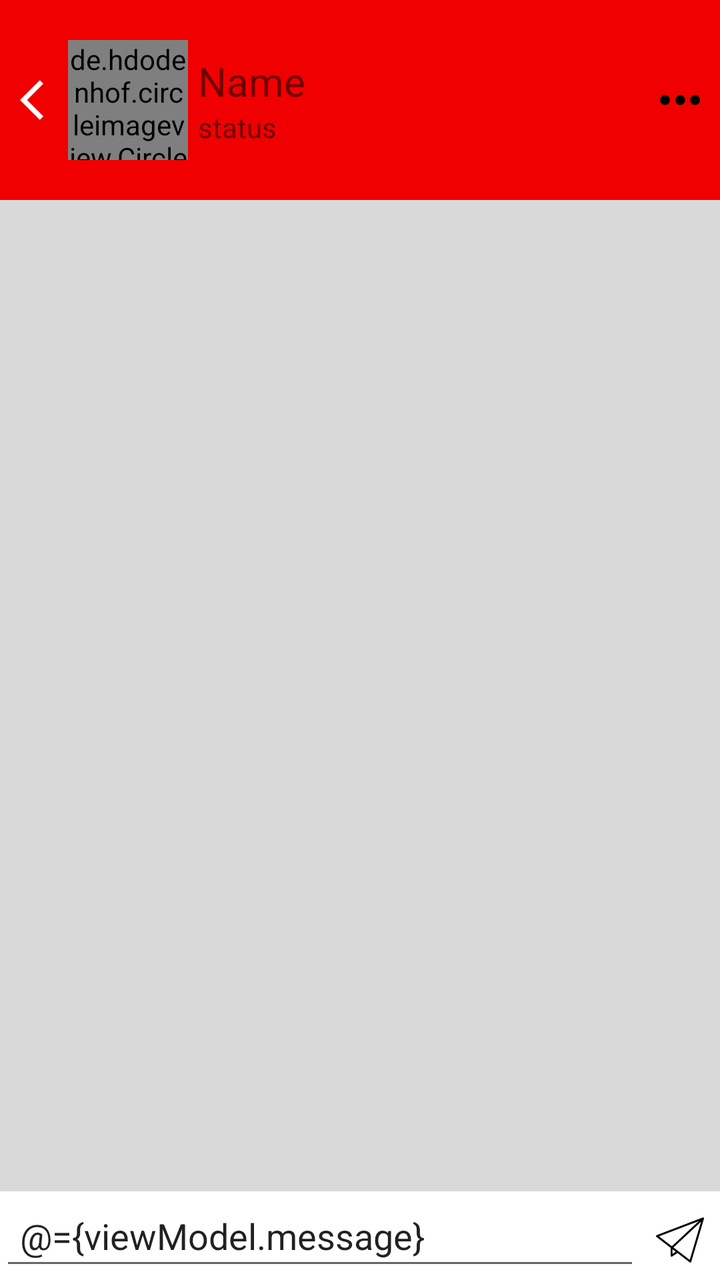
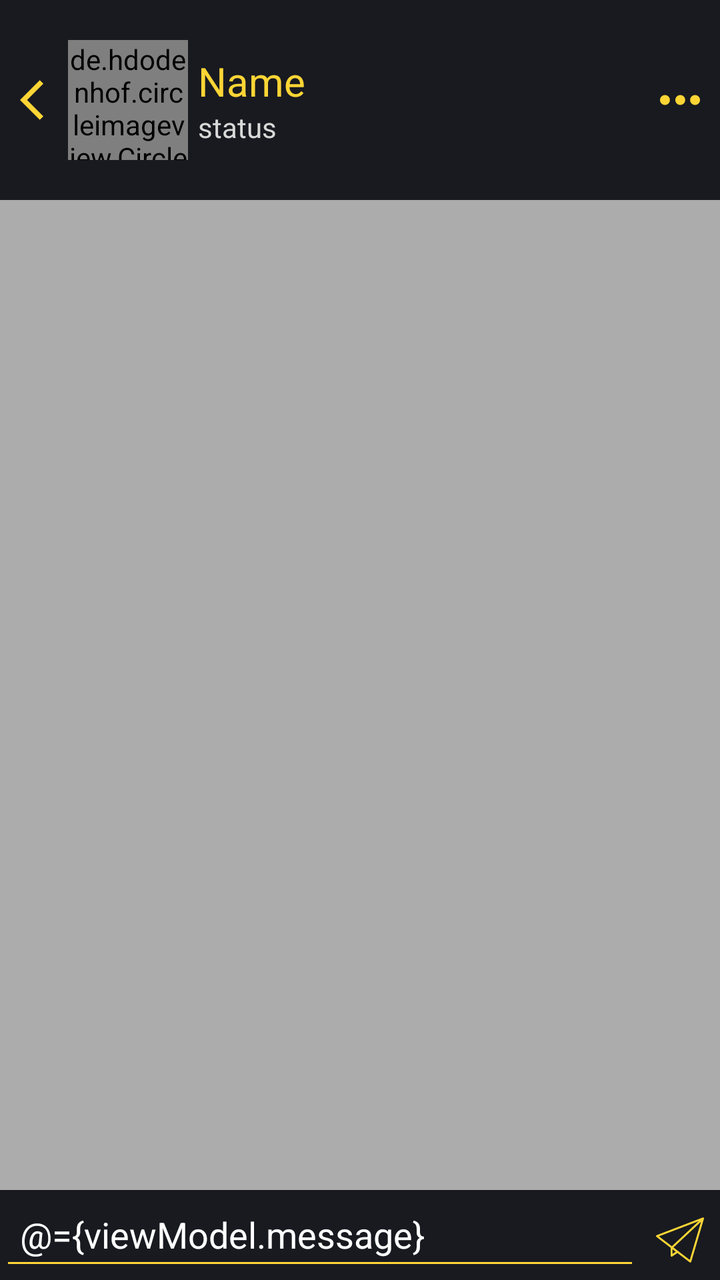

Screens rendered from an Android XML layout before and after an edit, with the pre-edit source and the edit as a unified diff.
<!-- AndroidManifest.xml: application theme Theme.Acrid -->
<!-- res/layout/fragment_chat.xml -->
<?xml version="1.0" encoding="utf-8"?>
<layout xmlns:tools="http://schemas.android.com/tools"
    xmlns:android="http://schemas.android.com/apk/res/android"
    xmlns:app="http://schemas.android.com/apk/res-auto"
    >
    <data>
        <import type="androidx.lifecycle.ViewModelProvider"/>
        <variable
            name="viewModel"
            type="com.example.acrid.viewModel.ChatViewModel" />
    </data>
    <FrameLayout
        android:layout_width="match_parent"
        android:layout_height="match_parent"
        tools:context=".View.Fragment.ChatFragment"
        >

        <ProgressBar
            android:layout_width="wrap_content"
            android:layout_height="wrap_content"
            android:layout_gravity="center"
            android:visibility="gone"
            android:id="@+id/progress"/>
        <androidx.constraintlayout.widget.ConstraintLayout
            android:layout_width="match_parent"
            android:layout_height="match_parent"
            >

            <LinearLayout
                android:id="@+id/linearLayout"
                android:background="@color/gray"
                android:layout_width="match_parent"
                android:layout_height="0dp"
                android:orientation="vertical"
                app:layout_constraintBottom_toTopOf="@+id/chatArea"
                app:layout_constraintTop_toTopOf="parent"
                >

                <LinearLayout
                    android:layout_width="match_parent"
                    android:layout_height="100dp"
                    android:background="@color/primary"
                    android:gravity="center_vertical"
                    android:orientation="horizontal"
                    android:paddingHorizontal="10dp"
                    >

                    <ImageView
                        android:id="@+id/imgBack"
                        android:layout_width="wrap_content"
                        android:layout_height="wrap_content"
                        android:src="@drawable/baseline_arrow_back_ios_24"
                        app:tint="@color/white" />

                    <de.hdodenhof.circleimageview.CircleImageView
                        android:id="@+id/avt"
                        android:layout_width="60dp"
                        android:layout_height="60dp"
                        android:scaleType="centerCrop"
                        android:src="@drawable/img" />

                    <LinearLayout
                        android:layout_width="0dp"
                        android:layout_height="wrap_content"
                        android:layout_marginStart="5dp"
                        android:layout_weight="1"
                        android:orientation="vertical">

                        <TextView
                            android:id="@+id/name"
                            android:layout_width="wrap_content"
                            android:layout_height="wrap_content"
                            android:text="Name"
                            android:textSize="20sp" />

                        <TextView
                            android:id="@+id/status"
                            android:layout_width="wrap_content"
                            android:layout_height="wrap_content"
                            android:text="status" />

                    </LinearLayout>

                    <ImageView
                        android:id="@+id/seeMore"
                        android:layout_width="20dp"
                        android:layout_height="20dp"
                        android:src="@drawable/three_dots" />
                </LinearLayout>

                    <androidx.recyclerview.widget.RecyclerView
                        android:scrollIndicators="right"
                        android:id="@+id/recycler"
                        android:layout_width="match_parent"
                        android:layout_height="match_parent"
                        android:scrollbars="vertical"
                        android:fadeScrollbars="false"

                        />

            </LinearLayout>


            <LinearLayout
                android:id="@+id/chatArea"
                android:layout_width="match_parent"
                android:layout_height="wrap_content"
                android:background="@color/white"
                app:layout_constraintBottom_toBottomOf="parent"
                app:layout_constraintTop_toBottomOf="@id/linearLayout"
                android:orientation="horizontal">

                <EditText
                    android:id="@+id/edtMessage"
                    android:layout_width="0dp"
                    android:layout_height="wrap_content"
                    android:layout_weight="1"
                    android:padding="10dp"
                    android:gravity="top"
                    android:inputType="textMultiLine"
                    android:maxLines="6"
                    android:minLines="1"
                    android:scrollbars="vertical"
                    android:overScrollMode="always"
                    android:text="@={viewModel.message}"/>
                <ImageButton
                    android:id="@+id/btnSendMessage"
                    android:layout_width="40dp"
                    android:layout_height="30dp"
                    android:src="@drawable/send_icon"
                    android:layout_gravity="bottom"
                    android:layout_marginBottom="5dp"
                    android:scaleType="centerInside"
                    android:background="@drawable/transparent"
                    />
            </LinearLayout>

        </androidx.constraintlayout.widget.ConstraintLayout>


    </FrameLayout>
</layout>
<!-- resources referenced by this layout -->
<resources>
  <color name="gray">#d9d9d9</color>
  <color name="primary">#f00000</color>
  <color name="white">#FFFFFFFF</color>
  <!-- drawable baseline_arrow_back_ios_24 (drawable) -->
  <vector xmlns:android="http://schemas.android.com/apk/res/android" android:autoMirrored="true" android:height="24dp" android:tint="#000000" android:viewportHeight="24" android:viewportWidth="24" android:width="24dp">
        
      <path android:fillColor="@android:color/white" android:pathData="M11.67,3.87L9.9,2.1 0,12l9.9,9.9 1.77,-1.77L3.54,12z"/>
      
  </vector>
  <!-- drawable img: png bitmap (drawable, 96543 bytes) -->
  <!-- drawable send_icon (drawable) -->
  <vector xmlns:android="http://schemas.android.com/apk/res/android" android:height="24dp" android:viewportHeight="512" android:viewportWidth="512" android:width="24dp">
        
      <path android:fillColor="#000000" android:pathData="M508.64,18.45c-2.93,-2.7 -7.13,-3.51 -10.83,-2.09L6.72,204.45c-3.54,1.36 -6.07,4.51 -6.61,8.26c-0.54,3.75 0.99,7.5 3.99,9.8l152.13,116.75c-0,0.12 -0.57,0.22 -0.57,0.34v83.59c0,3.85 2.66,7.39 6.06,9.21c1.54,0.83 3.51,1.24 5.2,1.24c2.03,0 4.18,-0.59 5.93,-1.76l56.12,-37.37l130.37,99.67c1.85,1.41 4.1,2.15 6.36,2.15c1.09,0 2.19,-0.17 3.25,-0.52c3.27,-1.07 5.81,-3.67 6.79,-6.97L511.57,29.08C512.7,25.27 511.56,21.15 508.64,18.45zM170.51,321.51c-0.38,0.36 -0.7,0.76 -1.02,1.16L31.66,217.27L456.52,54.56L170.51,321.51zM176.55,403.66v-48.45l33.85,25.89L176.55,403.66zM360,468.35l-121.63,-93.01c-1.26,-1.77 -2.97,-3.03 -4.88,-3.73l-47.29,-36.16L480.39,60.86L360,468.35z"/>
      
  </vector>
  <!-- drawable three_dots (drawable) -->
  <vector xmlns:android="http://schemas.android.com/apk/res/android"
      android:width="800dp"
      android:height="800dp"
      android:viewportWidth="32.055"
      android:viewportHeight="32.055">
    <path
        android:pathData="M3.968,12.061C1.775,12.061 0,13.835 0,16.027c0,2.192 1.773,3.967 3.968,3.967c2.189,0 3.966,-1.772 3.966,-3.967C7.934,13.835 6.157,12.061 3.968,12.061zM16.233,12.061c-2.188,0 -3.968,1.773 -3.968,3.965c0,2.192 1.778,3.967 3.968,3.967s3.97,-1.772 3.97,-3.967C20.201,13.835 18.423,12.061 16.233,12.061zM28.09,12.061c-2.192,0 -3.969,1.774 -3.969,3.967c0,2.19 1.774,3.965 3.969,3.965c2.188,0 3.965,-1.772 3.965,-3.965S30.278,12.061 28.09,12.061z"
        android:fillColor="#000000"/>
  </vector>
  <!-- drawable transparent (drawable) -->
  <?xml version="1.0" encoding="utf-8"?>
  <shape xmlns:android="http://schemas.android.com/apk/res/android">
      <solid android:color="@android:color/transparent" />
  </shape>
  <style name="Theme.Acrid" parent="Base.Theme.Acrid" />
  <style name="Base.Theme.Acrid" parent="Theme.MaterialComponents.DayNight.NoActionBar">
          
          
      </style>
</resources>

<!-- the commit's change to res/layout/fragment_chat.xml (unified diff, before → after) -->
@@ -14,6 +14,8 @@
         android:layout_height="match_parent"
         tools:context=".View.Fragment.ChatFragment"
         >
+
+
 
         <ProgressBar
             android:layout_width="wrap_content"
@@ -39,7 +41,7 @@
                 <LinearLayout
                     android:layout_width="match_parent"
                     android:layout_height="100dp"
-                    android:background="@color/primary"
+                    android:background="@color/bg"
                     android:gravity="center_vertical"
                     android:orientation="horizontal"
                     android:paddingHorizontal="10dp"
@@ -50,7 +52,7 @@
                         android:layout_width="wrap_content"
                         android:layout_height="wrap_content"
                         android:src="@drawable/baseline_arrow_back_ios_24"
-                        app:tint="@color/white" />
+                        app:tint="@color/mainChild" />
 
                     <de.hdodenhof.circleimageview.CircleImageView
                         android:id="@+id/avt"
@@ -67,14 +69,17 @@
                         android:orientation="vertical">
 
                         <TextView
+
                             android:id="@+id/name"
                             android:layout_width="wrap_content"
                             android:layout_height="wrap_content"
                             android:text="Name"
+                            android:textColor="@color/mainChild"
                             android:textSize="20sp" />
 
                         <TextView
                             android:id="@+id/status"
+                            android:textColor="@color/gray"
                             android:layout_width="wrap_content"
                             android:layout_height="wrap_content"
                             android:text="status" />
@@ -85,17 +90,19 @@
                         android:id="@+id/seeMore"
                         android:layout_width="20dp"
                         android:layout_height="20dp"
-                        android:src="@drawable/three_dots" />
+                        android:src="@drawable/three_dots"
+                        app:tint="@color/mainChild"/>
                 </LinearLayout>
 
                     <androidx.recyclerview.widget.RecyclerView
+                        android:background="@color/primary"
                         android:scrollIndicators="right"
                         android:id="@+id/recycler"
                         android:layout_width="match_parent"
                         android:layout_height="match_parent"
                         android:scrollbars="vertical"
                         android:fadeScrollbars="false"
-
+                        android:clipToPadding="false"
                         />
 
             </LinearLayout>
@@ -105,15 +112,16 @@
                 android:id="@+id/chatArea"
                 android:layout_width="match_parent"
                 android:layout_height="wrap_content"
-                android:background="@color/white"
+                android:background="@color/bg"
                 app:layout_constraintBottom_toBottomOf="parent"
                 app:layout_constraintTop_toBottomOf="@id/linearLayout"
                 android:orientation="horizontal">
 
                 <EditText
+                    android:textColor="@color/white"
                     android:id="@+id/edtMessage"
                     android:layout_width="0dp"
-                    android:layout_height="wrap_content"
+                    android:layout_height="45dp"
                     android:layout_weight="1"
                     android:padding="10dp"
                     android:gravity="top"
@@ -122,7 +130,10 @@
                     android:minLines="1"
                     android:scrollbars="vertical"
                     android:overScrollMode="always"
-                    android:text="@={viewModel.message}"/>
+                    android:text="@={viewModel.message}"
+
+                    android:backgroundTint="@color/mainChild"
+                    />
                 <ImageButton
                     android:id="@+id/btnSendMessage"
                     android:layout_width="40dp"
@@ -132,11 +143,23 @@
                     android:layout_marginBottom="5dp"
                     android:scaleType="centerInside"
                     android:background="@drawable/transparent"
+                    app:tint="@color/mainChild"
                     />
             </LinearLayout>
 
         </androidx.constraintlayout.widget.ConstraintLayout>
 
-
+        <TextView
+            android:id="@+id/typingStatus"
+            android:layout_width="wrap_content"
+            android:paddingHorizontal="10dp"
+            android:layout_height="20dp"
+            android:backgroundTint="@color/bg"
+            android:layout_gravity="bottom|left"
+            android:layout_marginBottom="45dp"
+            android:text="Đang nhập..."
+            android:textColor="@color/mainChild"
+            android:background="@drawable/top_right_radius"
+            android:visibility="gone"/>
     </FrameLayout>
 </layout>
<!-- resource entries referenced after the edit -->
@@ -1,7 +1,9 @@
 <!-- resources referenced by this layout -->
 <resources>
+  <color name="bg">#181A20</color>
   <color name="gray">#d9d9d9</color>
-  <color name="primary">#f00000</color>
+  <color name="mainChild">#FCD535</color>
+  <color name="primary">#ACACAC</color>
   <color name="white">#FFFFFFFF</color>
   <!-- drawable baseline_arrow_back_ios_24 (drawable) -->
   <vector xmlns:android="http://schemas.android.com/apk/res/android" android:autoMirrored="true" android:height="24dp" android:tint="#000000" android:viewportHeight="24" android:viewportWidth="24" android:width="24dp">
@@ -26,6 +28,11 @@
         android:pathData="M3.968,12.061C1.775,12.061 0,13.835 0,16.027c0,2.192 1.773,3.967 3.968,3.967c2.189,0 3.966,-1.772 3.966,-3.967C7.934,13.835 6.157,12.061 3.968,12.061zM16.233,12.061c-2.188,0 -3.968,1.773 -3.968,3.965c0,2.192 1.778,3.967 3.968,3.967s3.97,-1.772 3.97,-3.967C20.201,13.835 18.423,12.061 16.233,12.061zM28.09,12.061c-2.192,0 -3.969,1.774 -3.969,3.967c0,2.19 1.774,3.965 3.969,3.965c2.188,0 3.965,-1.772 3.965,-3.965S30.278,12.061 28.09,12.061z"
         android:fillColor="#000000"/>
   </vector>
+  <!-- drawable top_right_radius (drawable) -->
+  <?xml version="1.0" encoding="utf-8"?>
+  <shape xmlns:android="http://schemas.android.com/apk/res/android">
+  <corners android:topRightRadius="8dp"/>
+  </shape>
   <!-- drawable transparent (drawable) -->
   <?xml version="1.0" encoding="utf-8"?>
   <shape xmlns:android="http://schemas.android.com/apk/res/android">
@@ -35,6 +42,9 @@
   <style name="Base.Theme.Acrid" parent="Theme.MaterialComponents.DayNight.NoActionBar">
           
           
+          <item name="colorPrimary">@color/mainChild</item>
+  
+          <item name="colorControlActivated">@color/mainChild</item>
       </style>
 </resources>
 
